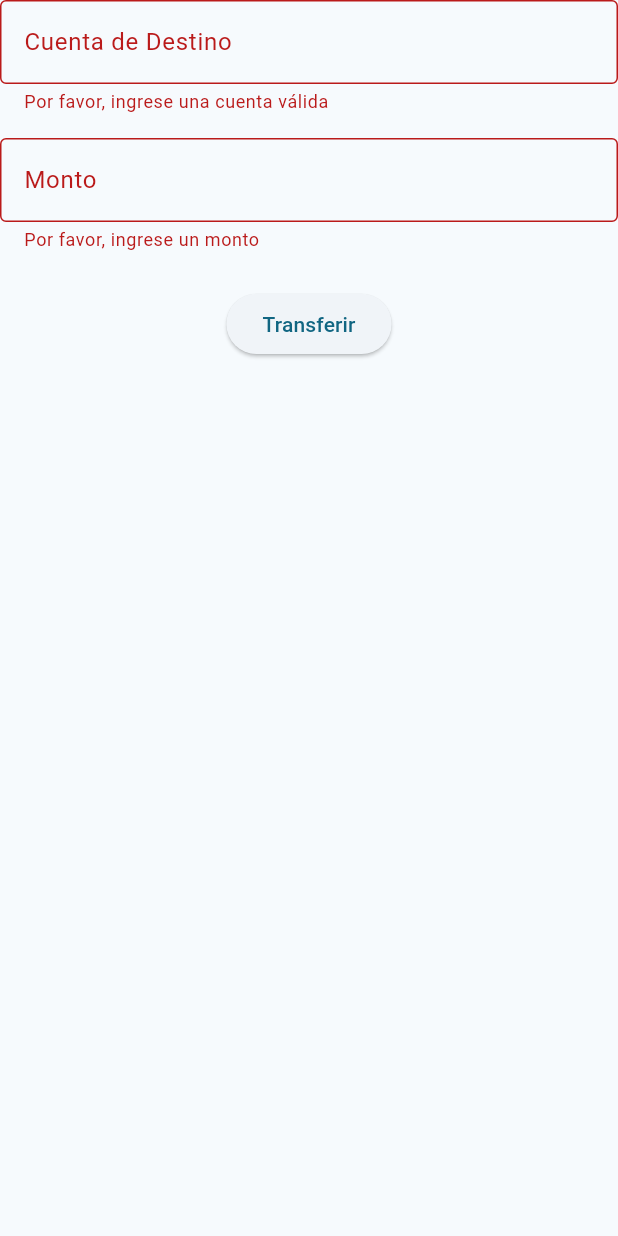
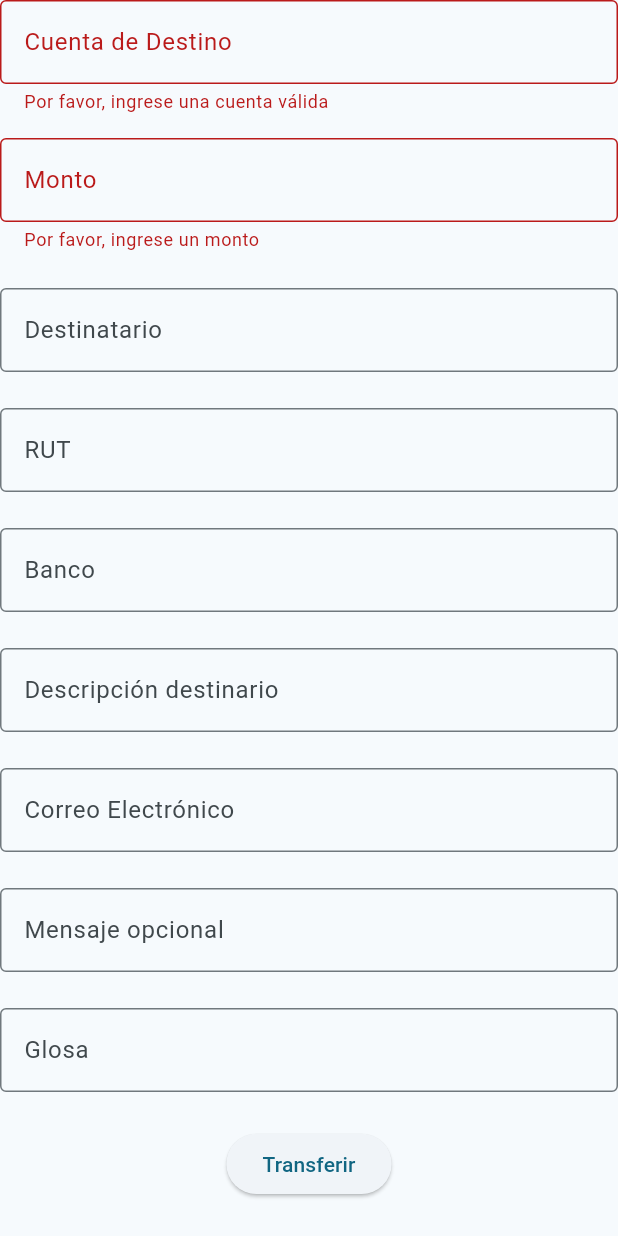
Before and after one commit to sebcarv/proyectoflutter, a Flutter app: the TransferForm widget shown alone on an empty page, opened directly, after a tap on "Transferir", on a phone screen of 412 x 824 dp. Run offline on Flutter 3.47's test engine with Material 3 defaults, Android fonts, the phone set to English and light mode, and no system bars; our stand-ins replace cloud_firestore, firebase_core; accounts and stored records are empty.

```diff
--- a/lib/screens/account_view.dart
+++ b/lib/screens/account_view.dart
@@ -1,6 +1,7 @@
 import 'package:bank_app/screens/transaction_screen.dart';
 import 'package:cloud_firestore/cloud_firestore.dart';
 import 'package:flutter/material.dart';
+import 'dart:math';
 
 class AccountView extends StatefulWidget {
   const AccountView({super.key});
@@ -13,6 +14,7 @@ class _AccountViewState extends State<AccountView> {
   String userAccount = "";
   double balance = 0.0;
   bool isLoading = true;
+
   Future<void> getAccount() async {
     final db = FirebaseFirestore.instance;
 
@@ -100,10 +102,48 @@ class _TransferFormState extends State<TransferForm> {
   final _formKey = GlobalKey<FormState>();
   final TextEditingController _accountController = TextEditingController();
   final TextEditingController _amountController = TextEditingController();
+  final TextEditingController _accountNameController = TextEditingController();
+  final TextEditingController _rutController = TextEditingController();
+  final TextEditingController _destinataryDescriptionController =
+      TextEditingController();
+  final TextEditingController _bankController = TextEditingController();
+  final TextEditingController _messageController = TextEditingController();
+  final TextEditingController _emailController = TextEditingController();
+  final TextEditingController _glosaController = TextEditingController();
   double amountTransaction = 0;
 
+  String generateUUID() {
+    final random = Random();
+    final bytes = List<int>.generate(16, (_) => random.nextInt(256));
+
+    // Version 4 UUID format
+    bytes[6] = (bytes[6] & 0x0F) | 0x40; // Version 4
+    bytes[8] = (bytes[8] & 0x3F) | 0x80; // Variant 1
+
+    return [
+      _bytesToHex(bytes.sublist(0, 4)),
+      _bytesToHex(bytes.sublist(4, 6)),
+      _bytesToHex(bytes.sublist(6, 8)),
+      _bytesToHex(bytes.sublist(8, 10)),
+      _bytesToHex(bytes.sublist(10, 16)),
+    ].join('-');
+  }
+
+  String _bytesToHex(List<int> bytes) {
+    return bytes.map((b) => b.toRadixString(16).padLeft(2, '0')).join();
+  }
+
   Future<void> createTransaction(
-      String emisor, String receptor, double amount) async {
+      String emisor,
+      String receptor,
+      double amount,
+      String receptorName,
+      String rut,
+      String destinataryDescripcion,
+      String bank,
+      String message,
+      String email,
+      String glosa) async {
     final db = FirebaseFirestore.instance;
 
     final transaction = {
@@ -111,6 +151,14 @@ class _TransferFormState extends State<TransferForm> {
       "receiver": receptor,
       "amount": amount,
       "date": FieldValue.serverTimestamp(),
+      "repectorName": receptorName,
+      "rut": rut,
+      "destinataryDescription": destinataryDescripcion,
+      "bank": bank,
+      "message": message,
+      "email": email,
+      "glosa": glosa,
+      "Transaction Id": generateUUID()
     };
 
     try {
@@ -147,7 +195,7 @@ class _TransferFormState extends State<TransferForm> {
       print(e);
     } finally {
       Navigator.push(context,
-          MaterialPageRoute(builder: (context) => TransactionScreen()));
+          MaterialPageRoute(builder: (context) => const TransactionScreen()));
     }
   }
 
@@ -155,6 +203,7 @@ class _TransferFormState extends State<TransferForm> {
   Widget build(BuildContext context) {
     return Form(
         key: _formKey,
+        child: SingleChildScrollView(
           child: Column(
             children: [
               TextFormField(
@@ -190,13 +239,94 @@ class _TransferFormState extends State<TransferForm> {
                 },
               ),
               SizedBox(height: 24),
+              TextFormField(
+                controller: _accountNameController,
+                decoration: InputDecoration(
+                  labelText: "Destinatario",
+                  border: OutlineInputBorder(),
+                ),
+                keyboardType: TextInputType.text,
+              ),
+              SizedBox(height: 24),
+              TextFormField(
+                controller: _rutController,
+                decoration: InputDecoration(
+                  labelText: "RUT",
+                  border: OutlineInputBorder(),
+                ),
+                keyboardType: TextInputType.text,
+              ),
+              SizedBox(height: 24),
+              TextFormField(
+                controller: _bankController,
+                decoration: InputDecoration(
+                  labelText: "Banco",
+                  border: OutlineInputBorder(),
+                ),
+                keyboardType: TextInputType.text,
+              ),
+              SizedBox(height: 24),
+              TextFormField(
+                controller: _destinataryDescriptionController,
+                decoration: InputDecoration(
+                  labelText: "Descripción destinario",
+                  border: OutlineInputBorder(),
+                ),
+                keyboardType: TextInputType.text,
+              ),
+              SizedBox(height: 24),
+              TextFormField(
+                controller: _emailController,
+                decoration: InputDecoration(
+                  labelText: "Correo Electrónico",
+                  border: OutlineInputBorder(),
+                ),
+                keyboardType: TextInputType.emailAddress,
+              ),
+              SizedBox(height: 24),
+              TextFormField(
+                controller: _messageController,
+                decoration: InputDecoration(
+                  labelText: "Mensaje opcional",
+                  border: OutlineInputBorder(),
+                ),
+                keyboardType: TextInputType.emailAddress,
+              ),
+              SizedBox(height: 24),
+              TextFormField(
+                controller: _glosaController,
+                decoration: InputDecoration(
+                  labelText: "Glosa",
+                  border: OutlineInputBorder(),
+                ),
+                keyboardType: TextInputType.emailAddress,
+              ),
+              SizedBox(height: 24),
               ElevatedButton(
                 onPressed: () async {
                   if (_formKey.currentState!.validate()) {
                     final account = _accountController.text;
                     final amount = double.parse(_amountController.text);
+                    final accountName = _accountNameController.text;
+                    final rut = _rutController.text;
+                    final bank = _bankController.text;
+                    final destinataryDescription =
+                        _destinataryDescriptionController.text;
+                    final email = _emailController.text;
+                    final message = _messageController.text;
+                    final glosa = _glosaController.text;
 
-                await createTransaction("00123456", account, amount);
+                    await createTransaction(
+                        "00123456",
+                        account,
+                        amount,
+                        accountName,
+                        rut,
+                        destinataryDescription,
+                        bank,
+                        message,
+                        email,
+                        glosa);
 
                     showDialog(
                       context: context,
@@ -220,6 +350,6 @@ class _TransferFormState extends State<TransferForm> {
               ),
             ],
           ),
-    );
+        ));
   }
 }
```
Lines whose indentation alone changed are shown as unchanged.
